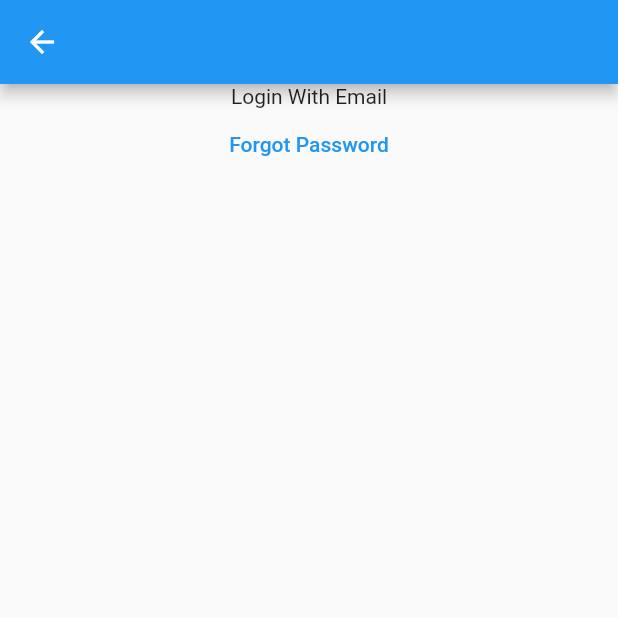
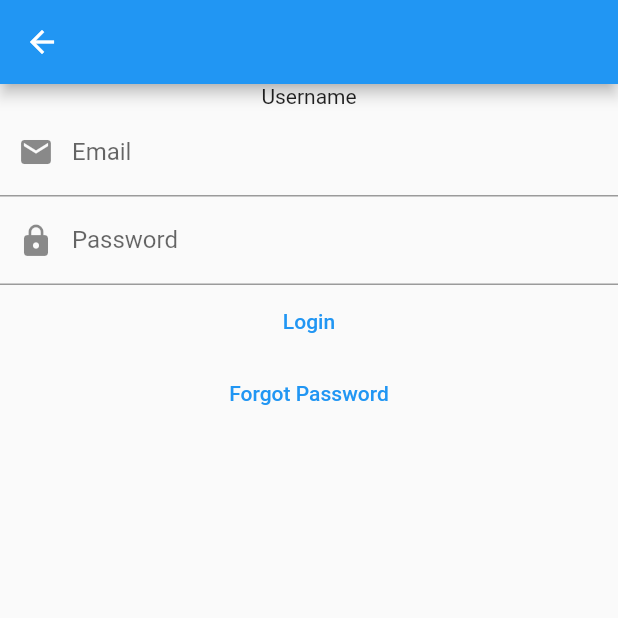
Before and after one commit to pratyushharsh/thelawala, a Flutter app: the screen it shows after launch, after a tap on "Login With Email", on a phone screen of 412 x 824 dp, the top half of it. Run offline on Flutter 3.47's test engine with Material 2 defaults, Android fonts, the phone set to English and light mode, and no system bars; our stand-ins replace bloc, equatable, flutter_bloc; missing offline and left inert: amplify_auth_cognito, amplify_flutter.

Commit message:
Added Login Feature

```diff
--- a/lib/core/auth/authentication/bloc/authentication_bloc.dart
+++ b/lib/core/auth/authentication/bloc/authentication_bloc.dart
@@ -1,5 +1,7 @@
 import 'dart:async';
 
+import 'package:amplify_auth_cognito/amplify_auth_cognito.dart';
+import 'package:amplify_flutter/amplify.dart';
 import 'package:bloc/bloc.dart';
 import 'package:equatable/equatable.dart';
 import 'package:meta/meta.dart';
@@ -9,7 +11,41 @@ part 'authentication_event.dart';
 part 'authentication_state.dart';
 
 class AuthenticationBloc extends Bloc<AuthenticationEvent, AuthenticationState> {
-  AuthenticationBloc() : super(AuthenticationState.unauthenticated());
+  AuthenticationBloc() : super(AuthenticationState.unauthenticated()) {
+    signInIfSessionAvailable();
+  }
+
+  signInIfSessionAvailable() async {
+    print('Getting if user already present');
+    // final session = await Amplify.Auth.fetchAuthSession();
+    // if (session.isSignedIn) {
+    //   print('User Alreadu Present');
+    // }
+    // try {
+    //   CognitoAuthSession res = await Amplify.Auth.fetchAuthSession(
+    //       options: CognitoSessionOptions(getAWSCredentials: true));
+    //   print(res.userSub);
+    //   print(res.identityId);
+    // } on AmplifyException catch (e) {
+    //
+    //   print(e);
+    // }
+    try {
+      var res = await Amplify.Auth.getCurrentUser();
+      print(res);
+      List<AuthUserAttribute> attr = await Amplify.Auth.fetchUserAttributes();
+      // User usr = User(
+      //     id: res.userId,
+      //     email: res.username
+      // );
+      UserModel user = UserModel(userId: res.userId, name: res.username);
+      add(AuthenticationUserChanged(user));
+      print(res.userId);
+      print('Current User Name = ' + res.username);
+    } on AmplifyException catch (e) {
+      print(e);
+    }
+  }
 
   @override
   Stream<AuthenticationState> mapEventToState(
@@ -17,6 +53,34 @@ class AuthenticationBloc extends Bloc<AuthenticationEvent, AuthenticationState>
   ) async* {
     if (event is InitialAuthEvent) {
       yield state;
+    } else if (event is AuthenticationUserChanged) {
+      yield _mapAuthenticationUserChangedToState(event);
     }
   }
+
+  mapOtherUserProperties(List<AuthUserAttribute> attr, ) {
+
+    var phone;
+    var name;
+
+    attr.forEach((e) {
+      if (e.userAttributeKey == 'phone_number') {
+        phone  = e.value;
+      }
+    });
+
+    attr.forEach((e) {
+      if (e.userAttributeKey == 'name') {
+        name  = e.value;
+      }
+    });
+  }
+
+  AuthenticationState _mapAuthenticationUserChangedToState(
+      AuthenticationUserChanged event,
+      ) {
+    return event.user != UserModel.empty
+        ? AuthenticationState.authenticated(event.user)
+        : const AuthenticationState.unauthenticated();
+  }
 }
--- a/lib/core/auth/authentication/bloc/authentication_event.dart
+++ b/lib/core/auth/authentication/bloc/authentication_event.dart
@@ -4,3 +4,9 @@ part of 'authentication_bloc.dart';
 abstract class AuthenticationEvent {}
 
 class InitialAuthEvent extends AuthenticationEvent {}
+
+class AuthenticationUserChanged extends AuthenticationEvent {
+  final UserModel user;
+
+  AuthenticationUserChanged(this.user);
+}
--- a/lib/core/auth/authentication/bloc/authentication_state.dart
+++ b/lib/core/auth/authentication/bloc/authentication_state.dart
@@ -5,20 +5,20 @@ enum AuthenticationStatus { AUTHENTICATED, UNAUTHENTICATED, UNKNOWN }
 
 class AuthenticationState extends Equatable {
   final AuthenticationStatus status;
-  final UserModel employee;
+  final UserModel user;
 
-  const AuthenticationState._({required this.status, required this.employee});
+  const AuthenticationState._({required this.status, required this.user});
 
   const AuthenticationState.unauthenticated()
       : this._(
       status: AuthenticationStatus.UNAUTHENTICATED,
-      employee: UserModel.empty);
+      user: UserModel.empty);
 
-  const AuthenticationState.authenticated()
+  const AuthenticationState.authenticated(UserModel user)
       : this._(
       status: AuthenticationStatus.AUTHENTICATED,
-      employee: UserModel.empty);
+      user: user);
 
   @override
-  List<Object?> get props => [status, employee];
+  List<Object?> get props => [status, user];
 }
--- a/lib/core/auth/authentication/repository/authentication_repository.dart
+++ b/lib/core/auth/authentication/repository/authentication_repository.dart
@@ -12,7 +12,11 @@ class SignUpFailure implements Exception {
 
 class UserNotConfirmFailure implements Exception {}
 
-class LogInWithEmailAndPasswordFailure implements Exception {}
+class LogInWithEmailAndPasswordFailure implements Exception {
+  final String error;
+
+  LogInWithEmailAndPasswordFailure(this.error);
+}
 
 class LogInWithGoogleFailure implements Exception {}
 
@@ -74,9 +78,9 @@ class AuthenticationRepository {
       return res.isSignedIn;
     } on UserNotConfirmedException {
       throw UserNotConfirmFailure();
-    } on Exception catch (e) {
+    } on AuthException catch (e) {
       print(e);
-      throw LogInWithEmailAndPasswordFailure();
+      throw LogInWithEmailAndPasswordFailure(e.message);
     }
   }
 }
--- /dev/null
+++ b/lib/core/auth/login/bloc/login_bloc.dart
@@ -0,0 +1,51 @@
+import 'dart:async';
+
+import 'package:bloc/bloc.dart';
+import 'package:meta/meta.dart';
+import 'package:thelawala/core/auth/authentication/bloc/authentication_bloc.dart';
+import 'package:thelawala/core/auth/authentication/repository/authentication_repository.dart';
+
+part 'login_event.dart';
+part 'login_state.dart';
+
+class LoginBloc extends Bloc<LoginEvent, LoginState> {
+  final AuthenticationRepository authRepo;
+  final AuthenticationBloc authBloc;
+
+  LoginBloc({required this.authRepo, required this.authBloc})
+      : super(LoginState(
+            username: '', password: '', status: LoginStatus.INITIAL, errorMessage: ''));
+
+  @override
+  Stream<LoginState> mapEventToState(
+    LoginEvent event,
+  ) async* {
+    if (event is OnUsernameChangeEvent) {
+      yield state.copyWith(username: event.username);
+    } else if (event is OnPasswordChangeEvent) {
+      yield state.copyWith(password: event.password);
+    } else if (event is ProceedLogin) {
+      yield* _mapLogin();
+    }
+  }
+
+  Stream<LoginState> _mapLogin() async* {
+    try {
+      yield state.copyWith(status: LoginStatus.LOGIN_WAITING);
+      var loggedIn = await authRepo.logInWithEmailAndPassword(
+          email: state.username, password: state.password);
+      if (loggedIn) {
+        yield state.copyWith(status: LoginStatus.LOGIN_SUCCESS);
+        authBloc.signInIfSessionAvailable();
+      } else {
+
+      }
+      yield state.copyWith(status: LoginStatus.LOGIN_SUCCESS);
+    } on LogInWithEmailAndPasswordFailure catch(e) {
+      yield state.copyWith(status: LoginStatus.LOGIN_FAILED, errorMessage: e.error);
+    } catch (e) {
+      print(e);
+      yield state.copyWith(status: LoginStatus.LOGIN_FAILED);
+    }
+  }
+}
--- /dev/null
+++ b/lib/core/auth/login/bloc/login_event.dart
@@ -0,0 +1,18 @@
+part of 'login_bloc.dart';
+
+@immutable
+abstract class LoginEvent {}
+
+class OnUsernameChangeEvent extends LoginEvent {
+  final String username;
+
+  OnUsernameChangeEvent(this.username);
+}
+
+class OnPasswordChangeEvent extends LoginEvent {
+  final String password;
+
+  OnPasswordChangeEvent(this.password);
+}
+
+class ProceedLogin extends LoginEvent {}
--- /dev/null
+++ b/lib/core/auth/login/bloc/login_state.dart
@@ -0,0 +1,25 @@
+part of 'login_bloc.dart';
+
+enum LoginStatus { INITIAL, LOGIN_WAITING, LOGIN_FAILED, LOGIN_SUCCESS }
+
+class LoginState {
+  final String username;
+  final String password;
+  final LoginStatus status;
+  final String errorMessage;
+
+  LoginState(
+      {required this.username,
+      required this.password,
+      required this.status,
+      required this.errorMessage});
+
+  LoginState copyWith(
+      {String? username, String? password, LoginStatus? status, String? errorMessage}) {
+    return LoginState(
+        username: username ?? this.username,
+        password: password ?? this.password,
+        status: status ?? this.status,
+        errorMessage: errorMessage ?? this.errorMessage);
+  }
+}
--- a/lib/core/auth/login/screen/login_email_screen.dart
+++ b/lib/core/auth/login/screen/login_email_screen.dart
@@ -1,5 +1,7 @@
 import 'package:flutter/material.dart';
+import 'package:flutter_bloc/flutter_bloc.dart';
 import 'package:thelawala/config/routes/route_config.dart';
+import 'package:thelawala/core/auth/login/bloc/login_bloc.dart';
 
 class LoginEmailScreen extends StatelessWidget {
   const LoginEmailScreen({Key? key}) : super(key: key);
@@ -8,14 +10,83 @@ class LoginEmailScreen extends StatelessWidget {
   Widget build(BuildContext context) {
     return Scaffold(
       appBar: AppBar(),
-      body: Center(child: Column(
-        children: [
-          Text("Login With Email"),
-          TextButton(onPressed: () {
-            Navigator.of(context).pushNamed(RouteConfig.FORGOT_PASSWORD_PAGE);
-          }, child: Text("Forgot Password"))
-        ],
-      ),),
+      body: BlocProvider(
+        create: (_) => LoginBloc(
+            authRepo: RepositoryProvider.of(context),
+            authBloc: BlocProvider.of(context)),
+        child: LoginForm(),
+      ),
     );
   }
 }
+
+class LoginForm extends StatelessWidget {
+  const LoginForm({Key? key}) : super(key: key);
+
+  void _showAlert(BuildContext context) {
+    showDialog(
+      context: context,
+      barrierDismissible: false,
+      builder: (context) => SimpleDialog(
+        children: [
+          Container(height: 100, width: 100, child: CircularProgressIndicator())
+        ],
+      ),
+    );
+  }
+
+  @override
+  Widget build(BuildContext context) {
+    return BlocConsumer<LoginBloc, LoginState>(listener: (context, state) {
+      if (LoginStatus.LOGIN_WAITING == state.status) {
+        _showAlert(context);
+      } else if (LoginStatus.LOGIN_SUCCESS == state.status) {
+        Navigator.pop(context);
+      } else if (LoginStatus.LOGIN_FAILED == state.status) {
+        Navigator.pop(context);
+        ScaffoldMessenger.of(context).showSnackBar(SnackBar(
+          content: Text("${state.errorMessage}"),
+        ));
+      }
+    }, builder: (context, state) {
+      return Center(
+        child: Column(
+          children: [
+            Text("Username"),
+            TextFormField(
+              initialValue: state.username,
+              decoration: InputDecoration(
+                  prefixIcon: Icon(Icons.email), labelText: "Email"),
+              onChanged: (val) {
+                BlocProvider.of<LoginBloc>(context)
+                    .add(OnUsernameChangeEvent(val));
+              },
+            ),
+            TextFormField(
+              initialValue: state.password,
+              obscureText: true,
+              decoration: InputDecoration(
+                  prefixIcon: Icon(Icons.lock), labelText: "Password"),
+              onChanged: (val) {
+                BlocProvider.of<LoginBloc>(context)
+                    .add(OnPasswordChangeEvent(val));
+              },
+            ),
+            TextButton(
+                onPressed: () {
+                  FocusScope.of(context).unfocus();
+                  BlocProvider.of<LoginBloc>(context).add(ProceedLogin());
+                },
+                child: Text("Login")),
+            TextButton(
+                onPressed: () {
+                  Navigator.of(context)
+                      .pushNamed(RouteConfig.FORGOT_PASSWORD_PAGE);
+                },
+                child: Text("Forgot Password")),
+          ],
+        ),
+      );
+    });
+  }
+}
```
Also changed, not shown: 1 other file.
